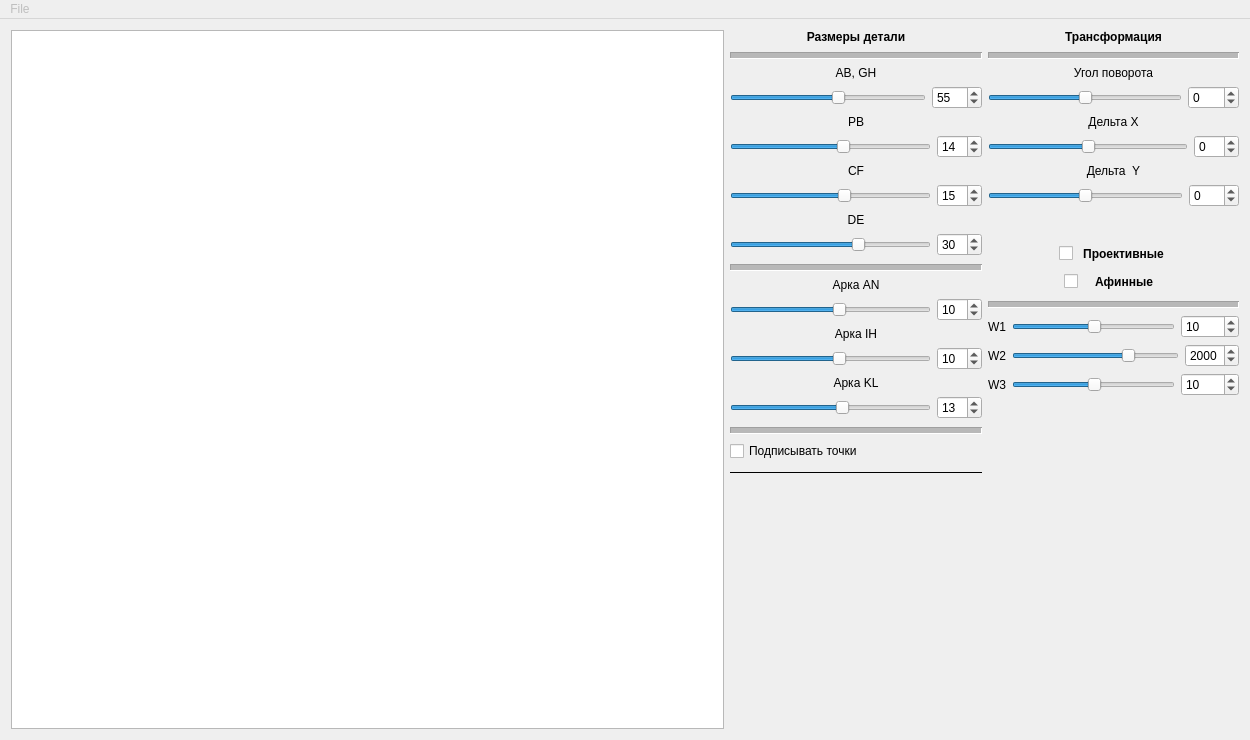
Above: MainWindow/mainwindow.ui from Childcity/QtGraphicsExample before the change. Below: the same form after it.
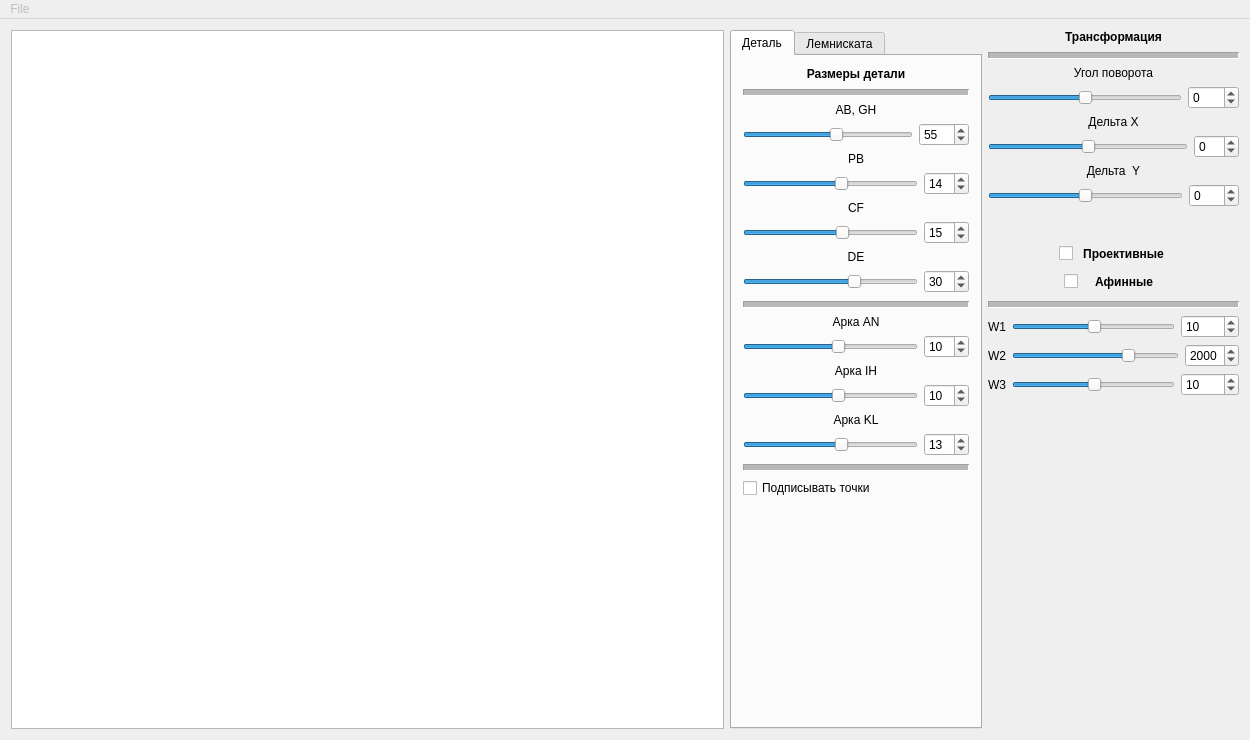
That is the form after the change. Icons and pictures are not drawn. Custom widgets are drawn as their Qt base class.

Patch:
```diff
--- a/MainWindow/mainwindow.ui
+++ b/MainWindow/mainwindow.ui
@@ -68,6 +68,34 @@
        </widget>
       </item>
       <item>
+       <widget class="QTabWidget" name="tabWidget">
+        <property name="tabShape">
+         <enum>QTabWidget::Rounded</enum>
+        </property>
+        <property name="currentIndex">
+         <number>0</number>
+        </property>
+        <property name="usesScrollButtons">
+         <bool>true</bool>
+        </property>
+        <property name="documentMode">
+         <bool>false</bool>
+        </property>
+        <property name="tabsClosable">
+         <bool>false</bool>
+        </property>
+        <property name="movable">
+         <bool>true</bool>
+        </property>
+        <property name="tabBarAutoHide">
+         <bool>false</bool>
+        </property>
+        <widget class="QWidget" name="tab">
+         <attribute name="title">
+          <string>Деталь</string>
+         </attribute>
+         <layout class="QGridLayout" name="gridLayout">
+          <item row="0" column="0">
        <layout class="QVBoxLayout" name="verticalLayout_2">
         <property name="sizeConstraint">
          <enum>QLayout::SetMaximumSize</enum>
@@ -450,28 +478,6 @@
           </property>
          </widget>
         </item>
-        <item>
-         <widget class="Line" name="line_3">
-          <property name="minimumSize">
-           <size>
-            <width>0</width>
-            <height>10</height>
-           </size>
-          </property>
-          <property name="frameShadow">
-           <enum>QFrame::Plain</enum>
-          </property>
-          <property name="lineWidth">
-           <number>1</number>
-          </property>
-          <property name="midLineWidth">
-           <number>5</number>
-          </property>
-          <property name="orientation">
-           <enum>Qt::Horizontal</enum>
-          </property>
-         </widget>
-        </item>
         <item>
          <spacer name="verticalSpacer">
           <property name="orientation">
@@ -487,6 +493,15 @@
         </item>
        </layout>
       </item>
+         </layout>
+        </widget>
+        <widget class="QWidget" name="tab_2">
+         <attribute name="title">
+          <string>Лемниската</string>
+         </attribute>
+        </widget>
+       </widget>
+      </item>
       <item>
        <layout class="QVBoxLayout" name="verticalLayout_3">
         <property name="leftMargin">
```
Left out of the diff: 448 changed lines with no effect on the pictures. Lines whose indentation alone changed are shown as unchanged.
